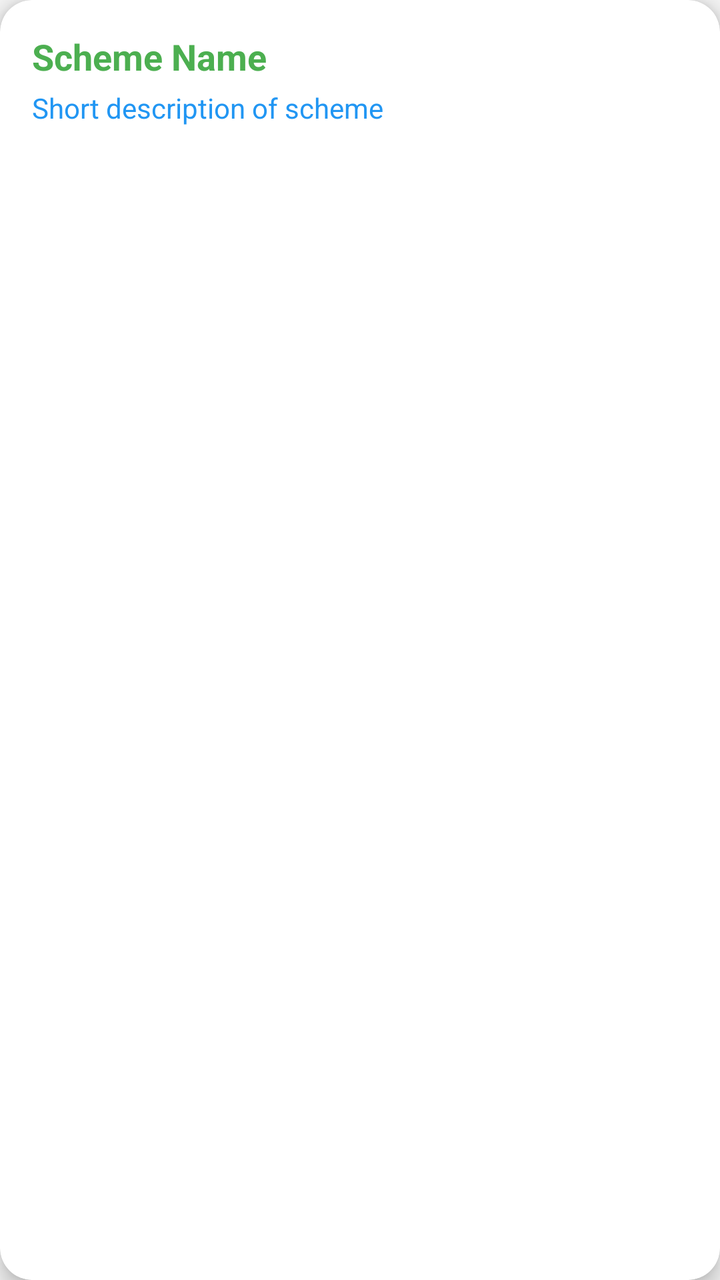
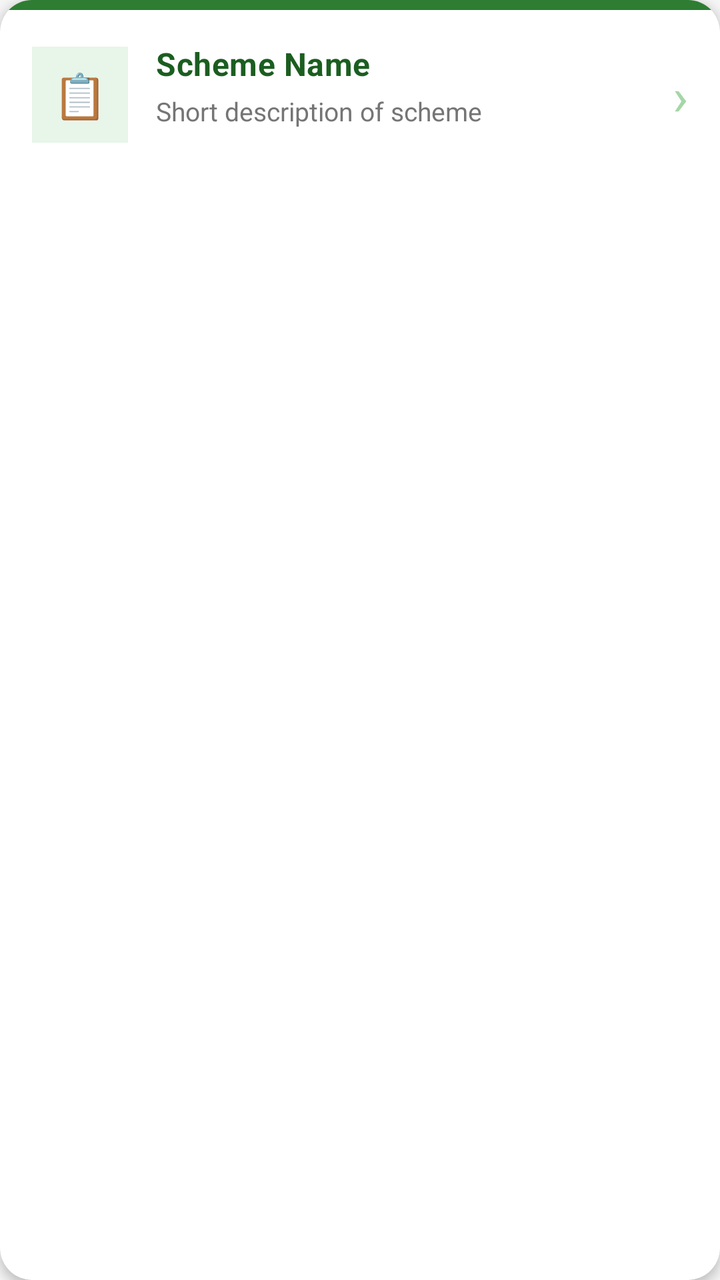

Screens rendered from an Android XML layout before and after an edit, with the pre-edit source and the edit as a unified diff.
<!-- AndroidManifest.xml: application theme Theme.AgriConnect -->
<!-- res/layout/item_scheme.xml -->
<?xml version="1.0" encoding="utf-8"?>
<androidx.cardview.widget.CardView xmlns:android="http://schemas.android.com/apk/res/android"
    xmlns:app="http://schemas.android.com/apk/res-auto"
    android:layout_width="match_parent"
    android:layout_height="wrap_content"
    android:layout_margin="8dp"
    app:cardCornerRadius="16dp"
    app:cardElevation="6dp">

    <LinearLayout
        android:layout_width="match_parent"
        android:layout_height="wrap_content"
        android:orientation="vertical"
        android:padding="16dp">

        <TextView
            android:id="@+id/tvSchemeName"
            android:layout_width="wrap_content"
            android:layout_height="wrap_content"
            android:text="Scheme Name"
            android:textSize="18sp"
            android:textStyle="bold"
            android:textColor="@color/primary"/>

        <TextView
            android:id="@+id/tvSchemeDesc"
            android:layout_width="wrap_content"
            android:layout_height="wrap_content"
            android:text="Short description of scheme"
            android:textSize="14sp"
            android:textColor="@color/secondary"
            android:layout_marginTop="4dp"/>
    </LinearLayout>
</androidx.cardview.widget.CardView>
<!-- resources referenced by this layout -->
<resources>
  <color name="primary">#4CAF50</color>
  <color name="secondary">#2196F3</color>
  <style name="Theme.AgriConnect" parent="Theme.Material3.DayNight.NoActionBar">
  
          
          <item name="colorPrimary">@color/successGreen</item>
          <item name="colorOnPrimary">@color/white</item>
  
          
          <item name="colorSecondary">@color/greenAccent</item>
          <item name="colorOnSecondary">@color/white</item>
  
          
          <item name="android:colorBackground">@color/backgroundLight</item>
          <item name="colorSurface">@color/white</item>
  
          
          <item name="android:statusBarColor">@color/green</item>
  
      </style>
  <color name="successGreen">#388E3C</color>
  <color name="white">#FFFFFF</color>
  <color name="greenAccent">#66BB6A</color>
  <color name="backgroundLight">#F5F5F5</color>
  <color name="green">#4CAF50</color>
</resources>

<!-- the commit's change to res/layout/item_scheme.xml (unified diff, before → after) -->
@@ -3,32 +3,84 @@
     xmlns:app="http://schemas.android.com/apk/res-auto"
     android:layout_width="match_parent"
     android:layout_height="wrap_content"
-    android:layout_margin="8dp"
+    android:layout_marginStart="4dp"
+    android:layout_marginEnd="4dp"
+    android:layout_marginBottom="12dp"
+    android:layout_marginTop="4dp"
     app:cardCornerRadius="16dp"
-    app:cardElevation="6dp">
+    app:cardElevation="3dp"
+    app:cardBackgroundColor="#FFFFFF">
 
     <LinearLayout
         android:layout_width="match_parent"
         android:layout_height="wrap_content"
         android:orientation="vertical"
-        android:padding="16dp">
+        android:padding="0dp">
 
-        <TextView
-            android:id="@+id/tvSchemeName"
-            android:layout_width="wrap_content"
+        
+        <View
+            android:layout_width="match_parent"
+            android:layout_height="5dp"
+            android:background="#2E7D32"/>
+
+        <LinearLayout
+            android:layout_width="match_parent"
             android:layout_height="wrap_content"
-            android:text="Scheme Name"
-            android:textSize="18sp"
-            android:textStyle="bold"
-            android:textColor="@color/primary"/>
+            android:orientation="horizontal"
+            android:padding="16dp"
+            android:gravity="center_vertical">
 
-        <TextView
-            android:id="@+id/tvSchemeDesc"
-            android:layout_width="wrap_content"
-            android:layout_height="wrap_content"
-            android:text="Short description of scheme"
-            android:textSize="14sp"
-            android:textColor="@color/secondary"
-            android:layout_marginTop="4dp"/>
+            
+            <FrameLayout
+                android:layout_width="48dp"
+                android:layout_height="48dp"
+                android:background="#E8F5E9">
+
+                <TextView
+                    android:layout_width="wrap_content"
+                    android:layout_height="wrap_content"
+                    android:layout_gravity="center"
+                    android:text="📋"
+                    android:textSize="22sp"/>
+            </FrameLayout>
+
+            <LinearLayout
+                android:layout_width="300dp"
+                android:layout_height="53dp"
+                android:layout_marginStart="14dp"
+                android:layout_weight="1"
+                android:orientation="vertical">
+
+                <TextView
+                    android:id="@+id/tvSchemeName"
+                    android:layout_width="wrap_content"
+                    android:layout_height="wrap_content"
+                    android:letterSpacing="0.01"
+                    android:text="Scheme Name"
+                    android:textColor="#1B5E20"
+                    android:textSize="16sp"
+                    android:textStyle="bold" />
+
+                <TextView
+                    android:id="@+id/tvSchemeDesc"
+                    android:layout_width="wrap_content"
+                    android:layout_height="wrap_content"
+                    android:layout_marginTop="4dp"
+                    android:lineSpacingExtra="2dp"
+                    android:text="Short description of scheme"
+                    android:textColor="#757575"
+                    android:textSize="13sp" />
+            </LinearLayout>
+
+            
+            <TextView
+                android:layout_width="wrap_content"
+                android:layout_height="wrap_content"
+                android:text="›"
+                android:textSize="26sp"
+                android:textColor="#A5D6A7"
+                android:layout_marginStart="8dp"/>
+        </LinearLayout>
+
     </LinearLayout>
 </androidx.cardview.widget.CardView>
<!-- resource entries referenced after the edit -->
@@ -1,7 +1,5 @@
 <!-- resources referenced by this layout -->
 <resources>
-  <color name="primary">#4CAF50</color>
-  <color name="secondary">#2196F3</color>
   <style name="Theme.AgriConnect" parent="Theme.Material3.DayNight.NoActionBar">
   
           
